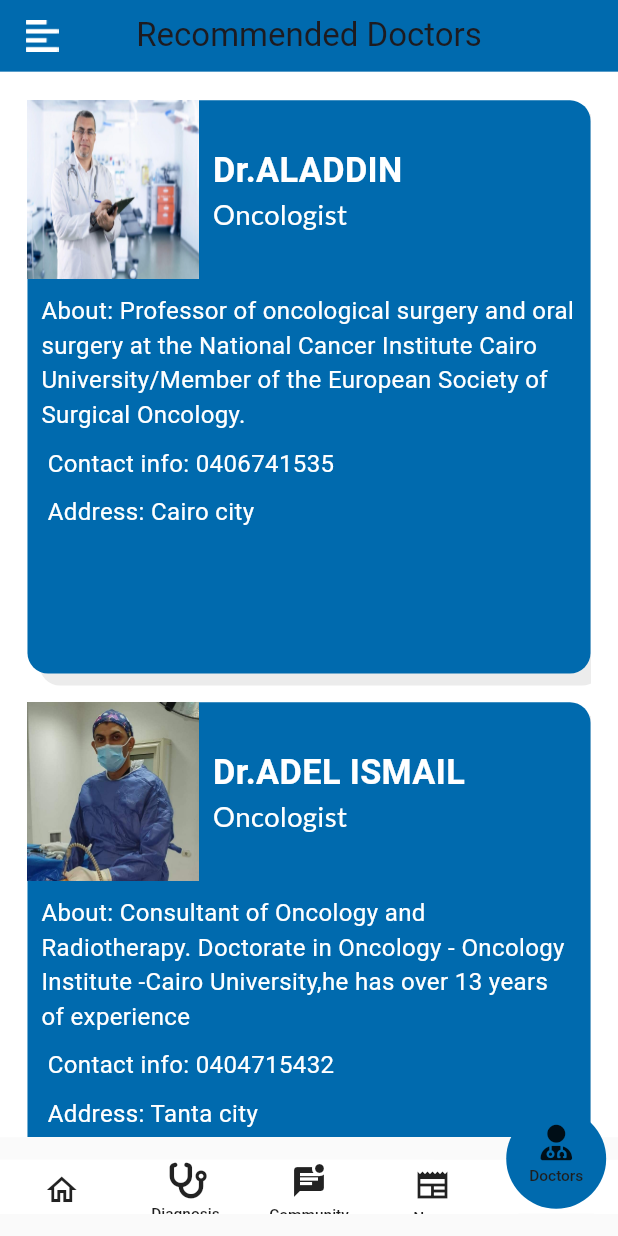
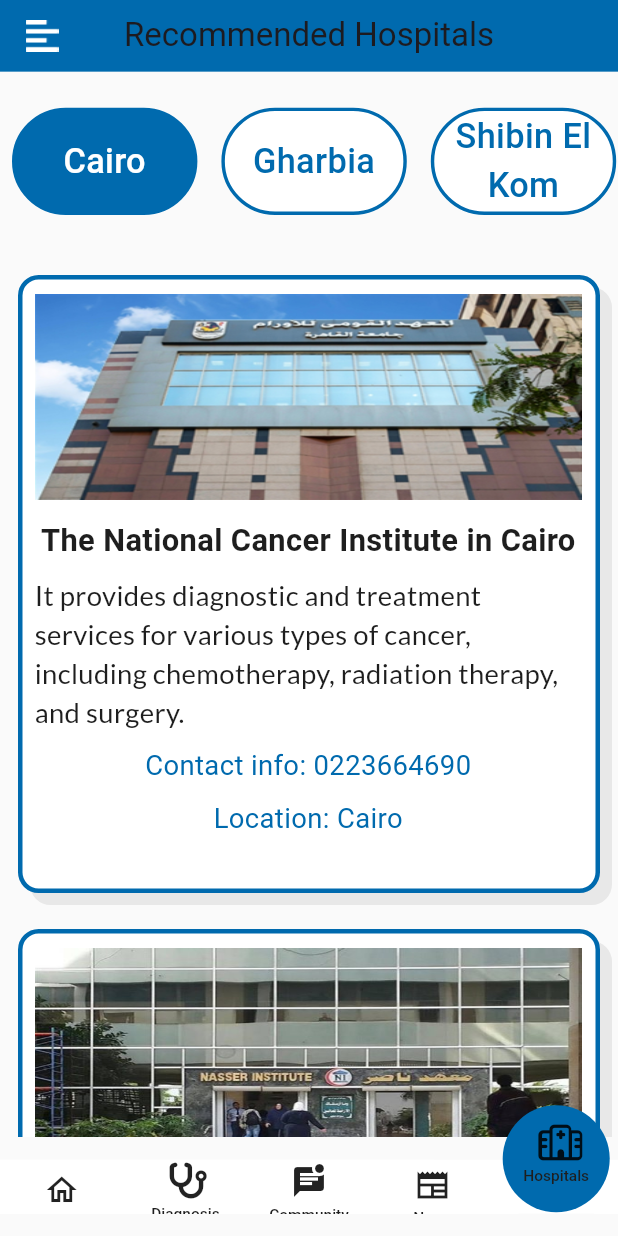
Before and after one commit to khaled365-code/oral_cancer_detection_app, a Flutter app: the HomePage screen opened by its route, item 5 of the bottom bar chosen, on a phone screen of 412 x 824 dp. Run offline on Flutter 3.47's test engine with Material 3 defaults, Android fonts, the phone set to English and light mode, and no system bars; drawn by our look-alikes of curved_navigation_bar; our stand-ins replace bloc, cached_network_image, carousel_slider, custom_refresh_indicator, dartz, dio and 15 more; accounts and stored records are empty; network calls fail; Roboto replaces fonts that are missing (Helvetica).

Commit message:
hospitals screen done

```diff
--- a/lib/core/utilis/image_constants.dart
+++ b/lib/core/utilis/image_constants.dart
@@ -138,6 +138,16 @@
   static const String oralCancerImage='assets/images/oral_cancer_image.jpg';
 
   static const String arrowBackIcon='assets/icons/arrow_back_icon.svg';
+  static const String cairoNationalHos='assets/images/cairo_national.png';
+  static const String cairoNaserHos='assets/images/cairo_naser_hos.png';
+  static const String cairo6OctoberHos='assets/images/cairo6th_oct.png';
+  static const String tantaHos='assets/images/tanta_hos.png';
+  static const String sibienHos='assets/images/sibin_hos.png';
+  static const String luxorHos='assets/images/luxor_hos.png';
+  static const String assiotHos='assets/images/assiot_hos.png';
+  static const String mansouraHos='assets/images/mansoura_hos.png';
+
+
 
 
 
--- /dev/null
+++ b/lib/features/home/data/models/hospital_model.dart
@@ -0,0 +1,15 @@
+class Hospital {
+  final String name;
+  final String image;
+  final String about;
+  final String number;
+  final String location;
+
+  Hospital({
+    required this.name,
+    required this.image,
+    required this.about,
+    required this.number,
+    required this.location,
+  });
+}
--- a/lib/features/home/presentation/views/home_screen.dart
+++ b/lib/features/home/presentation/views/home_screen.dart
@@ -14,10 +14,10 @@
 import 'package:graduation_project/features/community/presentation/screens/community_screen.dart';
 import 'package:graduation_project/features/home/presentation/views/initial_home_screen.dart';
 import 'package:graduation_project/features/home/presentation/widgets/bottomnav_bar_column.dart';
+import 'package:graduation_project/features/home/presentation/views/hospital_city.dart';
 import 'package:graduation_project/features/profile/data/repos/profile_repo_implementation.dart';
 import 'package:graduation_project/features/profile/presentation/screens/initial_profile_screen.dart';
 import 'package:graduation_project/features/home/presentation/views/upload_Image_View.dart';
-import 'doctor_screen.dart';
 import 'news_screen.dart';
 
 class HomePage extends StatefulWidget{
@@ -37,7 +37,7 @@
     const UploadImageView(),
     CommunityScreen(),
     const MedicalNews(),
-    const DoctorPage(),
+    HospitalCity(),
   ];
   void onItemTapped(int index)
   {
@@ -76,7 +76,7 @@
               BottomNavColumn(paddingValue: 2,icon: FontAwesomeIcons.stethoscope, text: 'Diagnosis'),
               BottomNavColumn(paddingValue: 3,icon: Icons.mark_unread_chat_alt, text: 'Community'),
               BottomNavColumn(paddingValue: 5,icon: Icons.newspaper_sharp, text: 'News'),
-              BottomNavColumn(paddingValue: 5,icon:FontAwesomeIcons.userDoctor, text: 'Doctors')
+              BottomNavColumn(paddingValue: 5,icon:FontAwesomeIcons.hospital, text: 'Hospitals')
             ]
         ),
       ),
@@ -165,7 +165,7 @@
                   child: Image.asset(ImageConstants.homelines,color:AppColors.background,));
             }
         ),
-        title: Text('Recommended Doctors'),backgroundColor: AppColors.primary,));
+        title: Text('Recommended Hospitals'),backgroundColor: AppColors.primary,));
     }
   }
 }
--- /dev/null
+++ b/lib/features/home/presentation/views/hospital_city.dart
@@ -0,0 +1,128 @@
+import 'package:flutter/material.dart';
+import 'package:flutter_screenutil/flutter_screenutil.dart';
+import 'package:graduation_project/core/utilis/image_constants.dart';
+import 'package:graduation_project/features/home/data/models/hospital_model.dart';
+import 'package:graduation_project/features/home/presentation/widgets/city_button.dart';
+import 'package:graduation_project/features/home/presentation/widgets/hospitals_list_view.dart';
+
+
+class HospitalCity extends StatefulWidget{
+  @override
+  State<HospitalCity> createState() => _HospitalCityState();
+}
+
+class _HospitalCityState extends State<HospitalCity> {
+  final cities = ['Cairo','Gharbia','Shibin El Kom','Dakahlia','Upper Egypt'];
+  int selectedIndex = 0;
+
+  final Map<String, List<Hospital>> cityHospitals = {
+    'Cairo': [
+      Hospital(
+        name: 'The National Cancer Institute in Cairo',
+        image: ImageConstants.cairoNationalHos,
+        about:'It provides diagnostic and treatment services for various types of cancer, including chemotherapy, radiation therapy, and surgery.',
+        number: '0223664690',
+        location: 'Cairo',
+      ),
+      Hospital(
+        name: 'Nasser Institute for Research and Medical Sciences',
+        image: ImageConstants.cairoNaserHos,
+        about: 'It is a prominent research and medical center in the field of cancer treatment and related research.',
+        number: '0224328066',
+        location: 'Dokki area of Cairo',
+      ),
+      Hospital(
+        name: 'October Cancer Institute ',
+        image: ImageConstants.cairo6OctoberHos,
+        about: 'Provides comprehensive services for cancer diagnosis and treatment, with specialized units for radiation therapy, surgery, and chemotherapy',
+        number: '01009000103',
+        location:' 6th of October City',
+      ),
+    ],
+     'Gharbia': [
+      Hospital(
+        name:'Tanta Cancer Institute',
+        image: ImageConstants.tantaHos,
+        about:'It serves as a primary reference for cancer treatment in Gharbia governorate.'
+        'Provides specialized treatment and care services for patients with various types of cancer',
+        number:'0403337505',
+        location:'Tanta',
+      ),
+    ],
+    'Shibin El Kom': [
+      Hospital(
+        name:'Shibin El Kom Cancer Institute',
+        image: ImageConstants.sibienHos,
+        about:'It serves as a primary reference for cancer treatment in Menoufia Governorate,Provides specialized treatment and care services for patients with various types of cancer.',
+        number:'No contact Number',
+        location:'Shibin El Kom,Menofia',
+      ),
+    ],
+     'Dakahlia': [
+      Hospital(
+        name:'Mansoura Cancer Institute',
+        image: ImageConstants.mansouraHos,
+        about:'It serves as a primary reference for cancer treatment in Menoufia Governorate,Provides specialized treatment and care services for patients with various types of cancer.'
+        'Offers comprehensive services for cancer diagnosis and treatment',
+        number:'050 2358021',
+        location:'Mansoura ',
+      ),
+    ],
+    'Upper Egypt': [
+      Hospital(
+        name:'Shefaa El Orman Oncology Hospital',
+        image: ImageConstants.luxorHos,
+        about:'It serves as a primary reference for cancer treatment in Menoufia Governorate,Provides specialized treatment and care services for patients with various types of cancer.'
+            'Offers comprehensive services for cancer diagnosis and treatment',
+        number:'41228091811',
+        location:'New Tiba,Luxor',
+      ),
+      Hospital(
+        name:'Assiut Cancer Institute:',
+        image: ImageConstants.assiotHos,
+        about:'Offers comprehensive services for cancer diagnosis and treatment in the city of Assiut'
+        'Includes specialized units for radiation therapy, chemotherapy, and cancer surgery.',
+        number:' 0882086026',
+        location:'Assiut',
+      ),
+    ],
+      };
+  @override
+
+  Widget build(BuildContext context) {
+    List<Hospital> hospitals = cityHospitals[cities[selectedIndex]] ?? [];
+
+    return CustomScrollView(
+      slivers: [
+      SliverToBoxAdapter(child: SizedBox(height: 12,),),
+      SliverToBoxAdapter(
+        child: SizedBox(
+        height: 80.h,
+        child: ListView.builder(
+            scrollDirection: Axis.horizontal,
+            itemCount:cities.length,
+            itemBuilder:(context,index){
+              return Padding(
+                padding: const EdgeInsets.symmetric(horizontal:8,vertical: 12),
+                child: CityNameButton(
+                  isSelected: index==selectedIndex,
+                  onTap: () {
+                    setState(() {
+                      selectedIndex=index;
+                    });
+                  },
+                  cityName: cities[index],
+
+                ),
+              );
+            }
+        ),
+        ),
+      ),
+      SliverToBoxAdapter(child: SizedBox(height: 16,),),
+      SliverToBoxAdapter(child: HospitalsList(hospitals:hospitals),)
+      ],
+    );
+
+  }
+}
--- /dev/null
+++ b/lib/features/home/presentation/widgets/city_button.dart
@@ -0,0 +1,41 @@
+import 'package:flutter/material.dart';
+import 'package:flutter_screenutil/flutter_screenutil.dart';
+import 'package:graduation_project/core/utilis/app_colors.dart';
+import 'package:graduation_project/core/utilis/app_text_styles.dart';
+
+class CityNameButton extends StatelessWidget{
+  final bool isSelected;
+  final VoidCallback onTap;
+  final String cityName;
+
+ const CityNameButton({required this.isSelected,
+   required this.onTap ,
+   required this.cityName});
+
+
+  @override
+  Widget build(BuildContext context) {
+    return GestureDetector(
+      onTap:onTap,
+      child: Container(
+        decoration: BoxDecoration(
+          borderRadius: BorderRadius.circular(40),
+          color: isSelected? AppColors.primary:AppColors.background,
+          border: Border.all(
+            color: AppColors.primary,
+            width: 2.w,
+          ),
+        ),
+        width:MediaQuery.of(context).size.width *0.30,
+        //height:60.h,
+        child: Center(child: Text(cityName,
+          textAlign: TextAlign.center,
+          style: AppTextStyles.font20.copyWith(
+              color: isSelected?AppColors.background:AppColors.primary,
+              fontWeight: FontWeight.w500),
+        ),
+        ),
+      ),
+    );
+  }
+}
--- /dev/null
+++ b/lib/features/home/presentation/widgets/hospital_card.dart
@@ -0,0 +1,81 @@
+import 'package:flutter/material.dart';
+import 'package:flutter_screenutil/flutter_screenutil.dart';
+import 'package:graduation_project/core/utilis/app_colors.dart';
+import 'package:graduation_project/core/utilis/app_text_styles.dart';
+
+
+class HospitalCard extends StatelessWidget{
+  HospitalCard ({super.key , required this.image,
+    required this.hosName,
+    required this.aboutHos, required this.hosNumber ,
+    required this.location,});
+
+  String image;
+  String hosName;
+  String aboutHos;
+  String hosNumber;
+  String location;
+  @override
+  Widget build(BuildContext context) {
+
+    return Padding(
+      padding: const EdgeInsets.symmetric(horizontal: 12, vertical: 12),
+      child: Container(
+        height: MediaQuery.of(context).size.height* 0.50,
+        width:MediaQuery.of(context).size.width* 0.50,
+        decoration: BoxDecoration(
+          color: AppColors.background,
+          border: Border.all(color: AppColors.primary,width: 3),
+          borderRadius: BorderRadius.circular(12.r)  ,
+          boxShadow: [
+            BoxShadow(
+              color: Colors.grey.withOpacity(0.2),
+              offset: const Offset(8, 8),
+            ),
+          ],
+        ),
+        child:Padding(
+          padding:EdgeInsetsDirectional.only(top:10 ,end:8.w,bottom: 8.h,start: 8),
+          child: Column(
+            crossAxisAlignment: CrossAxisAlignment.center,
+            children: [
+              Container(
+                height:115.h,
+                width:MediaQuery.of(context).size.width,
+                decoration: BoxDecoration(
+                  image: DecorationImage(
+                    image: AssetImage(image),
+                    fit: BoxFit.fill,
+                  ),
+                ),
+              ),
+              SizedBox(height: 10.h,),
+              Text(hosName,
+                style:AppTextStyles.font18.copyWith(
+                  fontWeight: FontWeight.bold,
+                  color: AppColors.black ,),
+              ),
+              SizedBox(height:8.h,),
+              Text(aboutHos ,
+                style:AppTextStyles.font16.copyWith(
+                    color: AppColors.black ,
+                    fontFamily: 'lato'),
+              ),
+              SizedBox(height:8.h,),
+              Text('Contact info: $hosNumber',
+                style:AppTextStyles.font16.copyWith(
+                  color: AppColors.primary,),
+              ),
+              SizedBox(height:8.h,),
+              Text('Location: $location',
+                style:AppTextStyles.font16.copyWith(
+                  color: AppColors.primary,),
+              ),
+            ],
+          ),
+        ),
+
+      ),
+    );
+  }
+}
--- /dev/null
+++ b/lib/features/home/presentation/widgets/hospitals_list_view.dart
@@ -0,0 +1,26 @@
+import 'package:flutter/material.dart';
+import 'package:graduation_project/features/home/data/models/hospital_model.dart';
+import 'package:graduation_project/features/home/presentation/widgets/hospital_card.dart';
+
+class HospitalsList extends StatelessWidget{
+  final List<Hospital> hospitals;
+  HospitalsList({required this.hospitals});
+  @override
+  Widget build(BuildContext context) {
+    return ListView.builder(
+        shrinkWrap: true,
+        physics: NeverScrollableScrollPhysics(),
+        itemCount: hospitals.length,
+        itemBuilder: (context,index){
+          Hospital hospital = hospitals[index];
+          return HospitalCard(image: hospital.image,
+              hosName:hospital.name,
+              aboutHos: hospital.about,
+              hosNumber: hospital.number,
+              location:hospital.location
+          );
+        }
+    );
+  }
+
+}
```
Also changed, not shown: assets/images/assiot_hos.png (added), assets/images/cairo_naser_hos.png (added), assets/images/cairo_national.png (added), assets/images/luxor_hos.png (added), assets/images/mansoura_hos.png (added), assets/images/sibin_hos.png (added), assets/images/tanta_hos.png (added), 1 other file.
